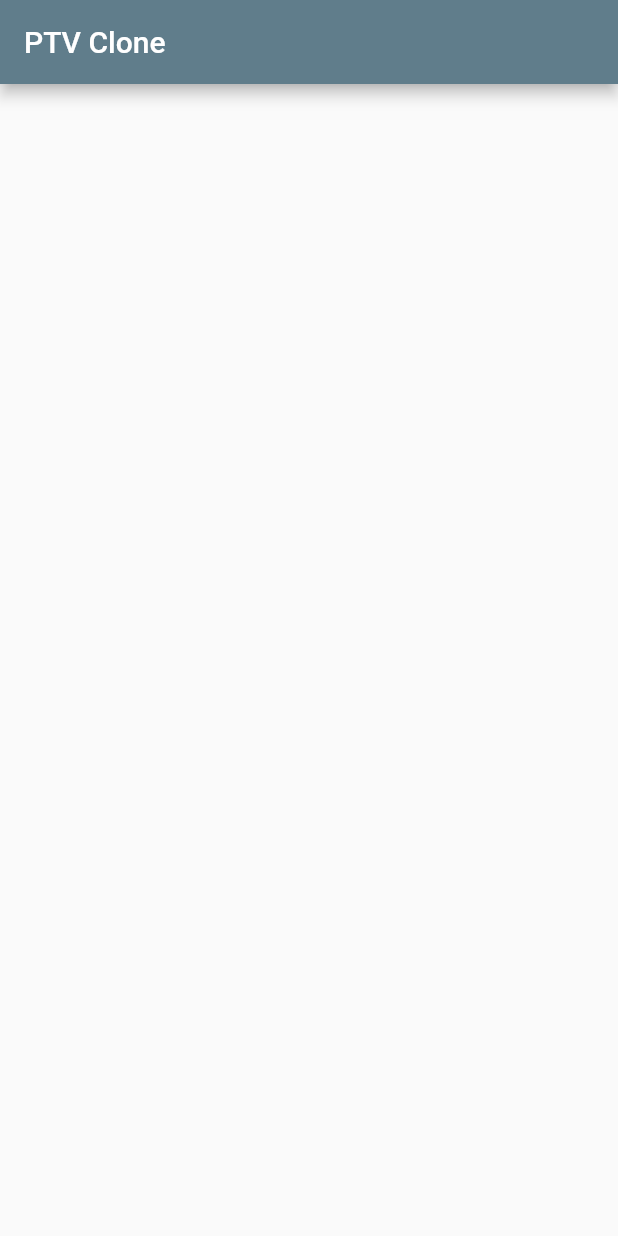
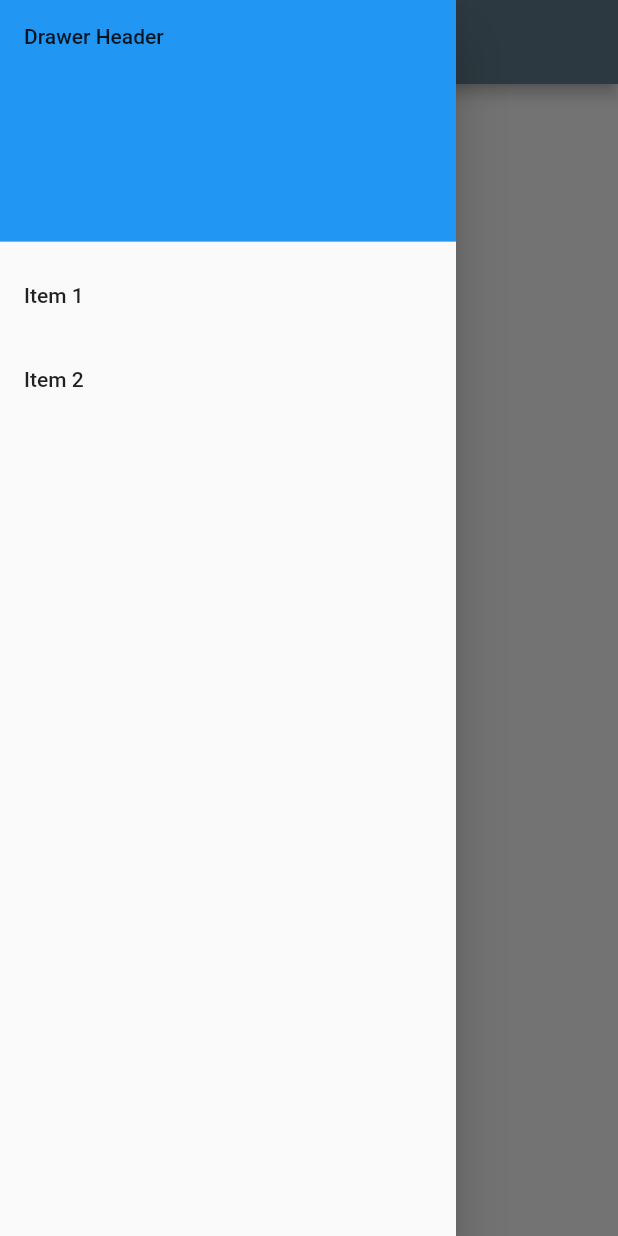
Before and after one commit to adventures-in/ptv_clone, a Flutter app: the screen it shows after launch, with the side drawer open (before the commit the screen has no drawer), on a phone screen of 412 x 824 dp. Run offline on Flutter 3.47's test engine with Material 2 defaults, Android fonts, the phone set to English and light mode, and no system bars; missing offline and left inert: ptv_api_client.

Commit message:
Add basic nav drawer

```diff
--- a/lib/main.dart
+++ b/lib/main.dart
@@ -42,10 +42,40 @@ class _MyHomePageState extends State<MyHomePage> {
       appBar: AppBar(
         title: Text(widget.title),
       ),
-      body: Center(
-        child: Column(
-          mainAxisAlignment: MainAxisAlignment.center,
-          children: <Widget>[],
+      body: Center(child: Text('My Page!')),
+      drawer: Drawer(
+        // Add a ListView to the drawer. This ensures the user can scroll
+        // through the options in the drawer if there isn't enough vertical
+        // space to fit everything.
+        child: ListView(
+          // Important: Remove any padding from the ListView.
+          padding: EdgeInsets.zero,
+          children: <Widget>[
+            DrawerHeader(
+              child: Text('Drawer Header'),
+              decoration: BoxDecoration(
+                color: Colors.blue,
+              ),
+            ),
+            ListTile(
+              title: Text('Item 1'),
+              onTap: () {
+                // Update the state of the app
+                // ...
+                // Then close the drawer
+                Navigator.pop(context);
+              },
+            ),
+            ListTile(
+              title: Text('Item 2'),
+              onTap: () {
+                // Update the state of the app
+                // ...
+                // Then close the drawer
+                Navigator.pop(context);
+              },
+            ),
+          ],
         ),
       ),
     );
```
